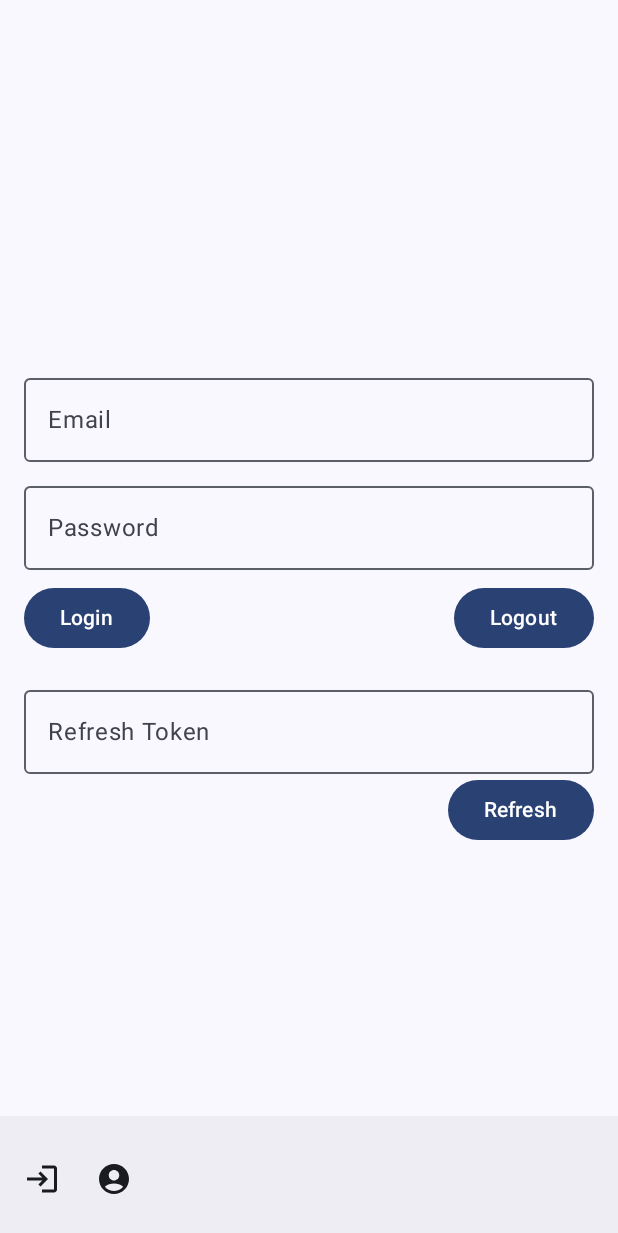
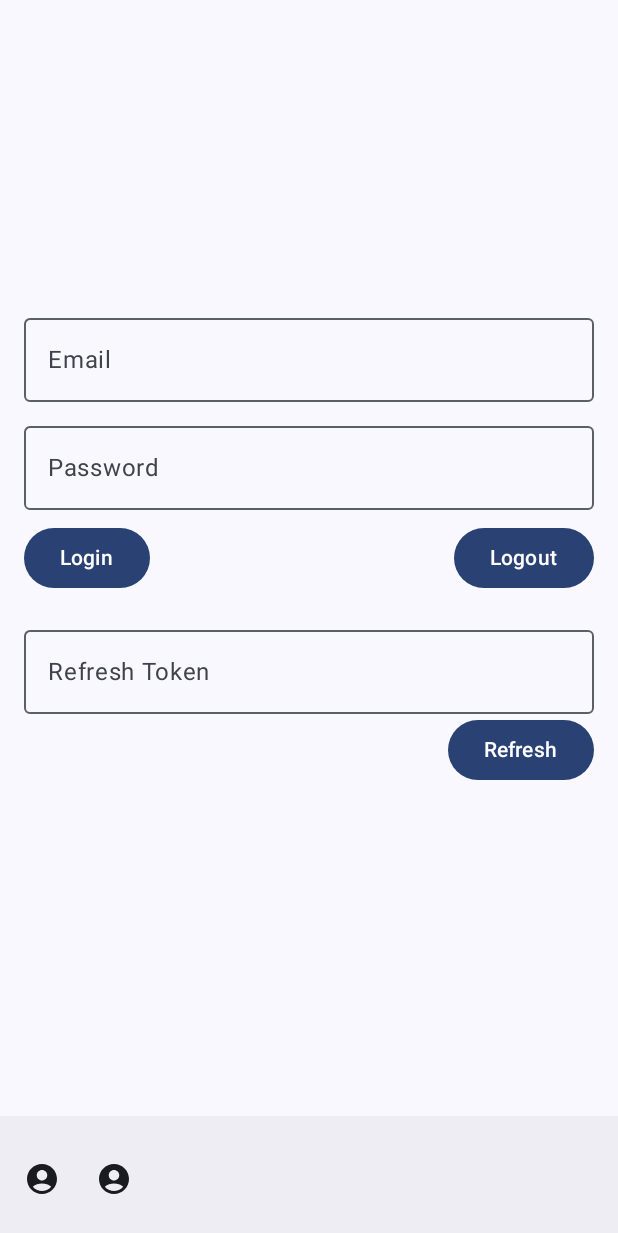
Before and after one commit to pineapplleboy/PEHelper, an Android app built with Jetpack Compose: the screen it shows after launch (MainActivity), after a tap on "Auth", on a phone screen of 412 x 824 dp. Shown: the top 1233 px of the screen. Run offline under Robolectric (Android 15) with nearby library versions, the phone set to English and light mode, and no system bars; 1 other tap on this screen came first.

Commit message:
fix auth screen

```diff
--- a/app/src/main/java/com/example/pehelper/MainActivity.kt
+++ b/app/src/main/java/com/example/pehelper/MainActivity.kt
@@ -5,6 +5,7 @@ import androidx.activity.ComponentActivity
 import androidx.activity.compose.setContent
 import androidx.activity.enableEdgeToEdge
 import androidx.compose.foundation.layout.fillMaxSize
+import androidx.compose.foundation.layout.padding
 import androidx.compose.material3.Scaffold
 import androidx.compose.runtime.Composable
 import androidx.compose.ui.Modifier
@@ -21,7 +22,6 @@ import androidx.compose.material3.Icon
 import androidx.compose.material3.IconButton
 import androidx.compose.material.icons.Icons
 import androidx.compose.material.icons.filled.AccountCircle
-import androidx.compose.material.icons.filled.Login
 
 class MainActivity : ComponentActivity() {
     override fun onCreate(savedInstanceState: Bundle?) {
@@ -35,7 +35,7 @@ class MainActivity : ComponentActivity() {
                     bottomBar = {
                         BottomAppBar {
                             IconButton(onClick = { navController.navigate("auth") }) {
-                                Icon(Icons.Default.Login, contentDescription = "Auth")
+                                Icon(Icons.Default.AccountCircle, contentDescription = "Auth")
                             }
                             IconButton(onClick = { navController.navigate("profile") }) {
                                 Icon(Icons.Default.AccountCircle, contentDescription = "Profile")
@@ -46,7 +46,7 @@ class MainActivity : ComponentActivity() {
                     NavHost(
                         navController = navController,
                         startDestination = "auth",
-                        modifier = Modifier.fillMaxSize()
+                        modifier = Modifier.fillMaxSize().padding(innerPadding)
                     ) {
                         composable("auth") { AuthScreen() }
                         composable("profile") { ProfileScreen() }
@@ -61,7 +61,6 @@ class MainActivity : ComponentActivity() {
 @Composable
 fun DefaultPreview() {
     PEHelperTheme {
-        // Можно показать AuthScreen или ProfileScreen для предпросмотра
         AuthScreen()
     }
 }
```
